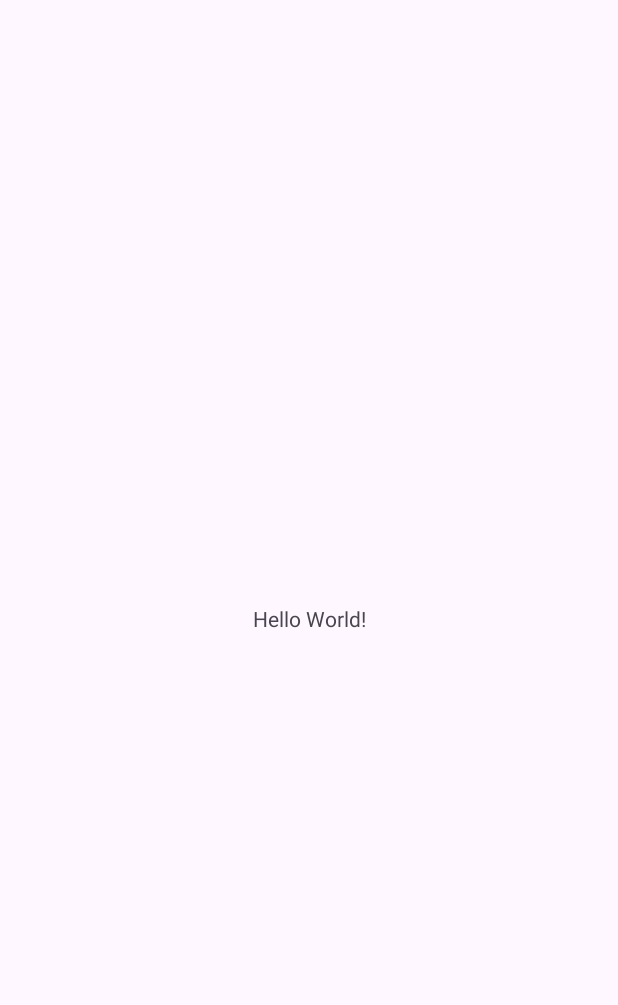
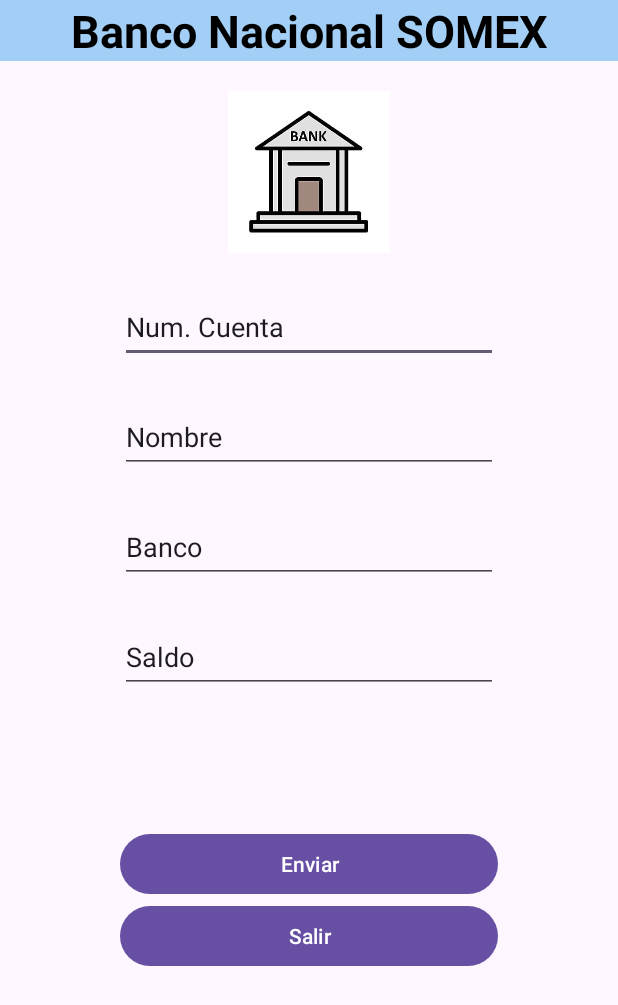
Before and after one commit to JRSALCIDO/ExamenUnidad1, an Android app: the screen it shows after launch (MainActivity), on a phone screen of 412 x 824 dp. Before the commit the part shown is almost empty. Shown: the top 1005 px of the screen. Run offline under Robolectric (Android 15) with nearby library versions, the light colour scheme and no system bars.

Commit message:
Se diseño el MainActivity

```diff
--- a/app/src/main/res/layout/activity_main.xml
+++ b/app/src/main/res/layout/activity_main.xml
@@ -6,13 +6,86 @@
     android:layout_height="match_parent"
     tools:context=".MainActivity">
 
-    <TextView
-        android:layout_width="wrap_content"
-        android:layout_height="wrap_content"
-        android:text="Hello World!"
-        app:layout_constraintBottom_toBottomOf="parent"
-        app:layout_constraintEnd_toEndOf="parent"
-        app:layout_constraintStart_toStartOf="parent"
-        app:layout_constraintTop_toTopOf="parent" />
+    <LinearLayout xmlns:android="http://schemas.android.com/apk/res/android"
+        android:layout_width="match_parent"
+        android:layout_height="match_parent"
+        android:orientation="vertical">
+
+        <TextView
+            android:id="@+id/toolbar"
+            android:layout_width="match_parent"
+            android:layout_height="wrap_content"
+            android:text="@string/srtBanco"
+            android:textColor="@color/black"
+            android:textSize="30dp"
+            android:textStyle="bold"
+            android:gravity="center"
+            tools:ignore="HardcodedText"
+            android:background="@color/fondo"/>
+
+        <ImageView
+            android:layout_width="match_parent"
+            android:layout_height="wrap_content"
+            android:src="@mipmap/logo_foreground"
+            android:id="@+id/bancco"
+            android:layout_marginTop="20dp"></ImageView>
+
+        <LinearLayout
+            android:layout_width="match_parent"
+            android:layout_height="wrap_content"
+            android:layout_marginLeft="80dp"
+            android:layout_marginRight="80dp"
+            android:orientation="vertical">
+            <EditText
+                android:id="@+id/num"
+                android:layout_width="match_parent"
+                android:layout_height="wrap_content"
+                android:text="@string/num"
+                android:minHeight="48dp"
+                android:enabled="true"
+                android:layout_marginTop="25dp"/>
+            <EditText
+                android:id="@+id/nombre"
+                android:layout_width="match_parent"
+                android:layout_height="wrap_content"
+                android:text="@string/nombre"
+                android:minHeight="48dp"
+                android:enabled="true"
+                android:layout_marginTop="25dp"/>
+            <EditText
+                android:id="@+id/banco"
+                android:layout_width="match_parent"
+                android:layout_height="wrap_content"
+                android:text="@string/banco"
+                android:minHeight="48dp"
+                android:enabled="true"
+                android:layout_marginTop="25dp"/>
+            <EditText
+                android:id="@+id/saldo"
+                android:layout_width="match_parent"
+                android:layout_height="wrap_content"
+                android:text="@string/saldo"
+                android:minHeight="48dp"
+                android:enabled="true"
+                android:layout_marginTop="25dp"/>
+
+            <Button
+                android:id="@+id/Enviar"
+                android:layout_width="match_parent"
+                android:layout_height="wrap_content"
+                android:text="@string/enviar"
+                android:layout_marginTop="90dp"/>
+            <Button
+                android:id="@+id/salir"
+                android:layout_width="match_parent"
+                android:layout_height="wrap_content"
+                android:text="@string/salir" />
+        </LinearLayout>
+
+
+
+    </LinearLayout>
+
+
 
 </androidx.constraintlayout.widget.ConstraintLayout>
--- a/app/src/main/res/values/strings.xml
+++ b/app/src/main/res/values/strings.xml
@@ -1,3 +1,10 @@
 <resources>
     <string name="app_name">ExamenUnidad1</string>
+    <string name="srtBanco">Banco Nacional SOMEX</string>
+    <string name="num">Num. Cuenta</string>
+    <string name="nombre">Nombre</string>
+    <string name="banco">Banco</string>
+    <string name="saldo">Saldo</string>
+    <string name="enviar">Enviar</string>
+    <string name="salir">Salir</string>
 </resources>
```
